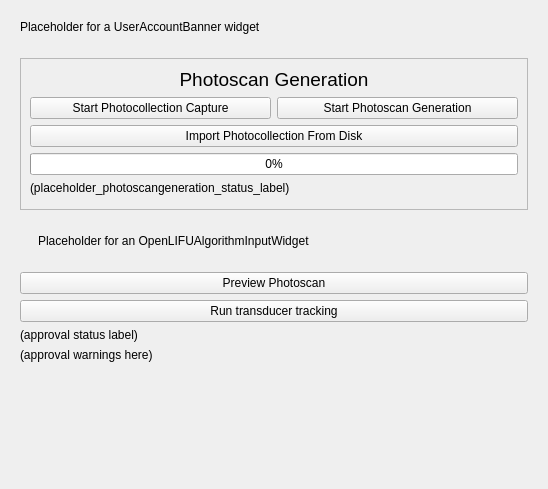
First picture: the form in OpenLIFUTransducerTracker/Resources/UI/OpenLIFUTransducerTracker.ui, repository OpenwaterHealth/SlicerOpenLIFU, before the edit.
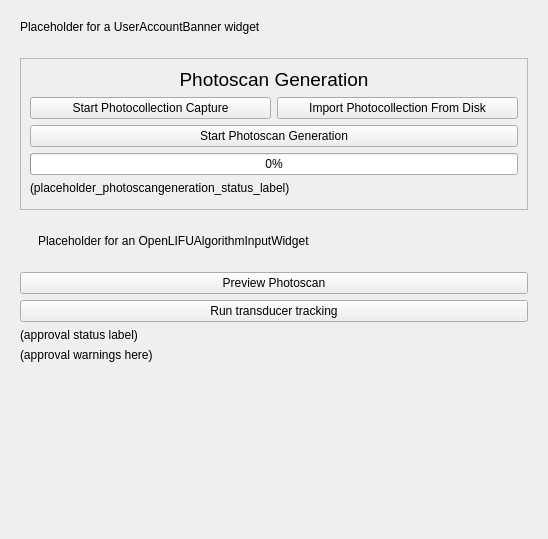
Second picture: the form after the edit. Custom widgets are drawn as their Qt base class.

Commit message: Switch photocollection import and photoscan generation buttons (#320)

```diff
--- a/OpenLIFUTransducerTracker/Resources/UI/OpenLIFUTransducerTracker.ui
+++ b/OpenLIFUTransducerTracker/Resources/UI/OpenLIFUTransducerTracker.ui
@@ -7,7 +7,7 @@
     <x>0</x>
     <y>0</y>
     <width>548</width>
-    <height>489</height>
+    <height>539</height>
    </rect>
   </property>
   <layout class="QVBoxLayout" name="verticalLayout">
@@ -71,24 +71,24 @@
             </widget>
            </item>
            <item>
-            <widget class="QPushButton" name="startPhotoscanGenerationButton">
+            <widget class="QPushButton" name="importPhotocollectionFromDiskButton">
+             <property name="toolTip">
+              <string>Import a photocollection from a directory of photos on disk</string>
+             </property>
              <property name="text">
-              <string>Start Photoscan Generation</string>
+              <string>Import Photocollection From Disk</string>
+             </property>
+             <property name="slicer.openlifu.hide-in-guided-mode" stdset="0">
+              <bool>true</bool>
              </property>
             </widget>
            </item>
           </layout>
          </item>
          <item>
-          <widget class="QPushButton" name="importPhotocollectionFromDiskButton">
-           <property name="toolTip">
-            <string>Import a photocollection from a directory of photos on disk</string>
-           </property>
+          <widget class="QPushButton" name="startPhotoscanGenerationButton">
            <property name="text">
-            <string>Import Photocollection From Disk</string>
-           </property>
-           <property name="slicer.openlifu.hide-in-guided-mode" stdset="0">
-            <bool>true</bool>
+            <string>Start Photoscan Generation</string>
            </property>
           </widget>
          </item>
```
